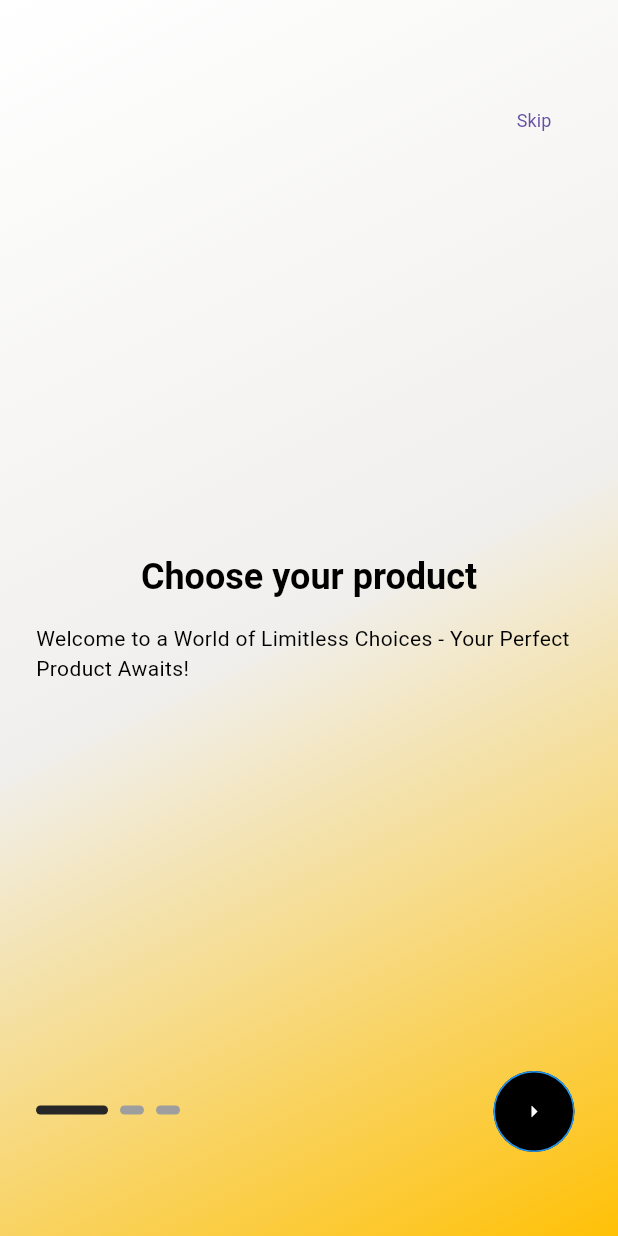
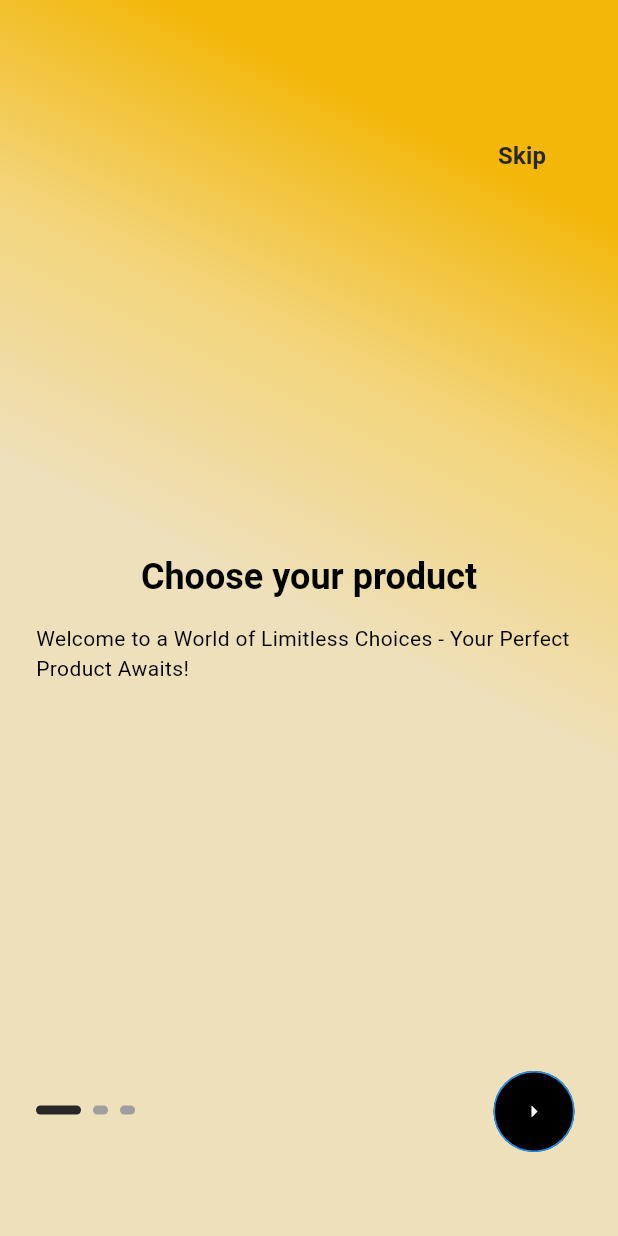
Before and after one commit to Vaishnavi-N-R/simulator, a Flutter app: the screen it shows after launch, on a phone screen of 412 x 824 dp. Run offline on Flutter 3.47's test engine with Material 3 defaults, Android fonts, the phone set to English and light mode, and no system bars; drawn by our look-alikes of smooth_page_indicator; our stand-ins replace animated_splash_screen, get, lottie; Roboto replaces fonts that are missing (Poppins); project files that could hold a hidden picture were left out.

Commit message:
onboarding screen functionality

```diff
--- a/lib/app.dart
+++ b/lib/app.dart
@@ -2,6 +2,7 @@ import 'package:animated_splash_screen/animated_splash_screen.dart';
 import 'package:flutter/material.dart';
 import 'package:get/get.dart';
 import 'package:lottie/lottie.dart';
+import 'package:trade_simulator/constants/colors.dart';
 import 'package:trade_simulator/constants/sizes.dart';
 import 'package:trade_simulator/theme/theme.dart';
 import 'package:trade_simulator/screens/home_page.dart';
@@ -18,19 +19,9 @@ class App extends StatelessWidget {
       darkTheme: TAppTheme.darkTheme,
       home: Container(
         decoration: BoxDecoration(
-          gradient: LinearGradient(
-            colors: Get.isDarkMode
-                ? [
-                    Colors.black,
-                    Colors.grey[900]!, // Dark gradient for dark mode
-                  ]
-                : [
-                    const Color.fromARGB(255, 240, 239, 237), // Start color of the gradient
-                    Colors.black, // End color of the gradient
-                  ],
-            begin: Alignment.topLeft,
-            end: Alignment.bottomRight,
-          ),
+         gradient: Get.isDarkMode
+              ? TColors.linearGradientdark // Use the defined gradient for dark mode
+              : TColors.linearGradientlight, // Use the defined gradient for light mode
         ),
         child: AnimatedSplashScreen(
           duration: 3000,
--- a/lib/constants/colors.dart
+++ b/lib/constants/colors.dart
@@ -3,19 +3,27 @@ import 'package:flutter/material.dart';
 class TColors {
   TColors._();
 
-  static const Color primary = Color(0xff4b68ff);
-  static const Color secondary = Color(0xffffe24b);
-  static const Color accent = Color(0xffb0c7ff);
+  static const Color primary = Colors.amber;
+  static const Color secondary = Colors.black;
+  static const Color accent = Colors.white;
 
-  static const Gradient linearGradient = LinearGradient(
-    begin: Alignment(0.0, 0.0),
-    end: Alignment(0.707, -0.707),
-    colors: [
-      Color(0xffff9a9e),
-      Color(0xfffad0c4),
-      Color(0xfffad0c4)
-    ]
-  );
+  static const Gradient linearGradientlight = LinearGradient(
+      begin: Alignment(0.0, 0.0),
+      end: Alignment(0.707, -0.707),
+      colors: [
+        Color.fromARGB(255, 238, 224, 187),
+        Color.fromARGB(255, 243, 213, 122),
+        Color.fromARGB(255, 242, 183, 8),
+      ]);
+
+  static const Gradient linearGradientdark = LinearGradient(
+      begin: Alignment(0.0, 0.0),
+      end: Alignment(0.707, -0.707),
+      colors: [
+        Color.fromARGB(255, 130, 104, 38), // Darker amber
+        Color.fromARGB(255, 156, 124, 18), // Medium amber
+        Color.fromARGB(255, 242, 183, 8),
+      ]);
 
   static const Color textprimary = Color(0xff333333);
   static const Color textsecondary = Color(0xff6c757d);
@@ -27,6 +35,4 @@ class TColors {
 
   static const Color lightContainer = Color(0xfff6f6f6);
   static Color darkContainer = Colors.white.withOpacity(0.1);
-
-
 }
--- a/lib/widgets/onboarding/onboarding.dart
+++ b/lib/widgets/onboarding/onboarding.dart
@@ -1,16 +1,21 @@
 import 'package:flutter/material.dart';
+import 'package:get/get_core/src/get_main.dart';
+import 'package:get/route_manager.dart';
 import 'package:trade_simulator/constants/colors.dart';
 import 'package:trade_simulator/constants/image_strings.dart';
 import 'package:trade_simulator/constants/sizes.dart';
 import 'package:trade_simulator/constants/text_strings.dart';
 import 'package:trade_simulator/device/device_utility.dart';
 import 'package:trade_simulator/helpers/helper_functions.dart';
+import 'package:trade_simulator/screens/home_page.dart';
 import 'package:trade_simulator/widgets/onboarding/onboarding_dot_navigation.dart';
 import 'package:trade_simulator/widgets/onboarding/onboarding_page.dart';
 import 'package:trade_simulator/widgets/onboarding/onboarding_skip.dart';
 
 class OnBoardingScreen extends StatelessWidget {
-  const OnBoardingScreen({super.key});
+  OnBoardingScreen({super.key});
+
+  final PageController _pageController = PageController();
 
   @override
   Widget build(BuildContext context) {
@@ -18,6 +23,7 @@ class OnBoardingScreen extends StatelessWidget {
       body: Stack(
         children: [
           PageView(
+            controller: _pageController,
             children: const [
               OnBoardingPage(
                 // image: TImages.onBoardingImage1,
@@ -37,8 +43,8 @@ class OnBoardingScreen extends StatelessWidget {
             ],
           ),
           const OnBoardingSkip(),
-          OnBoardingDotNavigation(),
-          OnBoardingNextButton()
+          OnBoardingDotNavigation(pageController: _pageController),
+          OnBoardingNextButton(pageController: _pageController)
         ],
       ),
     );
@@ -46,8 +52,11 @@ class OnBoardingScreen extends StatelessWidget {
 }
 
 class OnBoardingNextButton extends StatelessWidget {
+  final PageController pageController; // Store the PageController
+
   const OnBoardingNextButton({
     super.key,
+    required this.pageController,
   });
 
   @override
@@ -57,9 +66,24 @@ class OnBoardingNextButton extends StatelessWidget {
         right: TSizes.defaultspace,
         bottom: TDeviceUtils.getBottomNavigationBarHeight(),
         child: ElevatedButton(
-            onPressed: () {},
+            onPressed: () {
+              if (pageController.page?.round() == 2) {
+                // Optionally handle last page scenario (e.g., navigate to another screen)
+                // Navigator.of(context).pushReplacement(/* Navigate to next screen */);
+                          Get.off(() => HomePage()); // Use GetX for navigation
+
+                print(
+                    "Onboarding completed"); // Replace with your navigation code
+              } else {
+                pageController.nextPage(
+                  duration: const Duration(milliseconds: 300),
+                  curve: Curves.easeIn,
+                );
+              }
+            },
             style: ElevatedButton.styleFrom(
-                shape: const CircleBorder(), backgroundColor:dark? TColors.primary: Colors.black),
+                shape: const CircleBorder(),
+                backgroundColor: dark ? TColors.primary : Colors.black),
             child: const Icon(Icons.arrow_right)));
   }
 }
--- a/lib/widgets/onboarding/onboarding_dot_navigation.dart
+++ b/lib/widgets/onboarding/onboarding_dot_navigation.dart
@@ -8,20 +8,28 @@ import 'package:trade_simulator/helpers/helper_functions.dart';
 class OnBoardingDotNavigation extends StatelessWidget {
   const OnBoardingDotNavigation({
     super.key,
+    required this.pageController, // Accept PageController
   });
+
+  final PageController pageController; // Store the PageController
 
   @override
   Widget build(BuildContext context) {
     final dark = THelperFunctions.isDakMode(context);
 
     return Positioned(
-        bottom: TDeviceUtils.getBottomNavigationBarHeight() + 25,
-        left: TSizes.defaultspace,
-        child: SmoothPageIndicator(
-          controller: PageController(),
-          effect:   ExpandingDotsEffect(
-              activeDotColor: dark? TColors.light: TColors.dark, dotHeight: 6),
-          count: 3,
-        ));
+      bottom: TDeviceUtils.getBottomNavigationBarHeight() + 25,
+      left: TSizes.defaultspace,
+      child: SmoothPageIndicator(
+        controller: pageController, // Use the passed PageController
+        effect: ExpandingDotsEffect(
+          activeDotColor: dark ? TColors.light : TColors.dark,
+          dotHeight: 6,
+          dotWidth: 10, // You can adjust dot width as needed
+          spacing: 8, // Space between dots
+        ),
+        count: 3, // Adjust based on the number of onboarding pages
+      ),
+    );
   }
 }
--- a/lib/widgets/onboarding/onboarding_page.dart
+++ b/lib/widgets/onboarding/onboarding_page.dart
@@ -1,6 +1,7 @@
 import 'package:flutter/material.dart';
 import 'package:get/get_core/src/get_main.dart';
 import 'package:get/route_manager.dart';
+import 'package:trade_simulator/constants/colors.dart';
 import 'package:trade_simulator/constants/sizes.dart';
 import 'package:trade_simulator/helpers/helper_functions.dart';
 
@@ -19,21 +20,10 @@ class OnBoardingPage extends StatelessWidget {
     return Container(
         // Apply gradient background
         decoration: BoxDecoration(
-          gradient: LinearGradient(
-            colors: Get.isDarkMode
-                ? [
-                    const Color.fromARGB(255, 75, 71, 71), // Start color for dark mode
-                    const Color.fromARGB(255, 240, 196, 63), // End color for dark mode
-                  ]
-                : [
-                    Colors.white, // Start color for light mode
-                    const Color.fromARGB(
-                        255, 240, 239, 237), // Light gradient color
-                    Colors.amber, // End color for light mode
-                  ],
-            begin: Alignment.topLeft,
-            end: Alignment.bottomRight,
-          ),
+          gradient: Get.isDarkMode
+              ? TColors
+                  .linearGradientdark // Use the defined gradient for dark mode
+              : TColors.linearGradientlight,
         ),
         padding: const EdgeInsets.all(TSizes.defaultspace),
         child: Column(
--- a/lib/widgets/onboarding/onboarding_skip.dart
+++ b/lib/widgets/onboarding/onboarding_skip.dart
@@ -1,14 +1,47 @@
 import 'package:flutter/material.dart';
+import 'package:get/get.dart'; // Assuming you're using GetX for navigation
+import 'package:trade_simulator/constants/colors.dart';
 import 'package:trade_simulator/constants/sizes.dart';
 import 'package:trade_simulator/device/device_utility.dart';
+import 'package:trade_simulator/helpers/helper_functions.dart';
+import 'package:trade_simulator/screens/home_page.dart'; // Make sure to import your HomePage
 
 class OnBoardingSkip extends StatelessWidget {
-  const OnBoardingSkip({
-    super.key,
-  });
+  const OnBoardingSkip({super.key});
 
   @override
   Widget build(BuildContext context) {
-    return Positioned(top:TDeviceUtils.getAppBarHeight(),right: TSizes.defaultspace,child: TextButton(onPressed: () {},child:Text('Skip')));
+        final dark = THelperFunctions.isDakMode(context);
+
+    return Positioned(
+      top: TDeviceUtils.getAppBarHeight() +
+          TSizes.defaultspace, // Adjust position below the app bar
+      right: TSizes.defaultspace,
+      child: TextButton(
+        onPressed: () {
+          // Navigate to the HomePage when "Skip" is pressed
+          Get.off(() => HomePage()); // Use GetX for navigation
+        },
+        style: TextButton.styleFrom(
+          backgroundColor:
+              Colors.transparent, // Optional: Set background color if needed
+          padding: EdgeInsets.symmetric(
+            vertical: TSizes.defaultspace / 2,
+            horizontal: TSizes.defaultspace,
+          ),
+          shape: RoundedRectangleBorder(
+            borderRadius: BorderRadius.circular(8), // Rounded corners
+          ),
+        ),
+        child: Text(
+          'Skip',
+          style: TextStyle(
+            color:  dark? TColors.light: TColors.dark, // Use your theme's primary color
+            fontSize: 16, // Adjust font size as necessary
+            fontWeight: FontWeight.bold, // Make it bold for emphasis
+          ),
+        ),
+      ),
+    );
   }
 }
```
